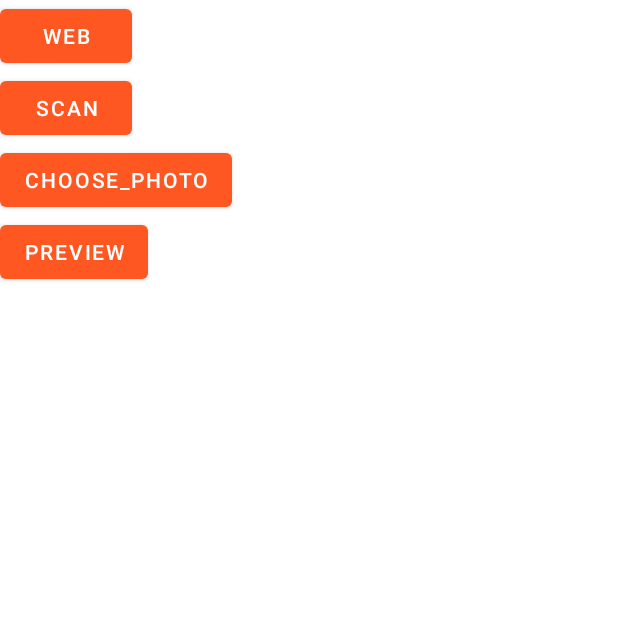
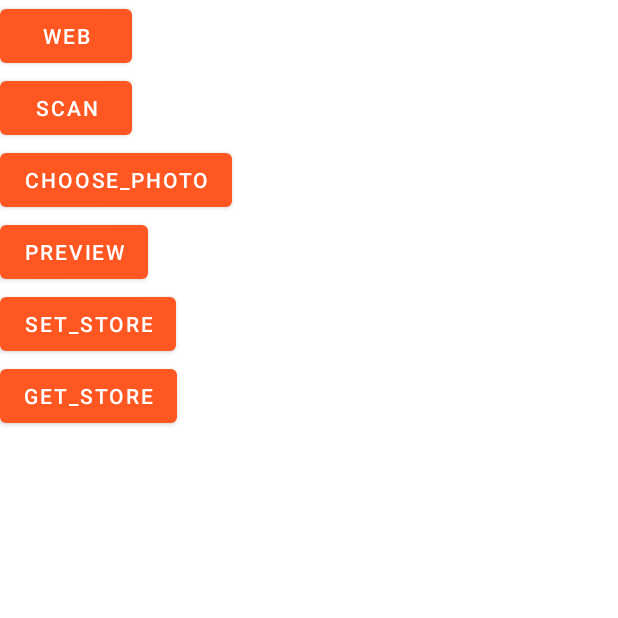
Before and after one commit to INTKILOW/JetpackBase, an Android app: the screen it shows after launch (MainActivity), on a phone screen of 412 x 824 dp, the top half of it. Run offline under Robolectric (Android 15) with nearby library versions, the phone set to English and light mode, and no system bars; our stand-ins replace data binding, navigation-ui; 1 statement that could not run was skipped.

Commit message:
1、添加log块打印 2、添加本地存储

```diff
--- a/app/src/main/java/top/intkilow/jetpackbase/pages/main/MainPage.kt
+++ b/app/src/main/java/top/intkilow/jetpackbase/pages/main/MainPage.kt
@@ -5,18 +5,25 @@ import android.util.Log
 import android.view.LayoutInflater
 import android.view.View
 import android.view.ViewGroup
+import androidx.datastore.preferences.createDataStore
 import androidx.fragment.app.Fragment
+import androidx.fragment.app.viewModels
+import androidx.lifecycle.viewModelScope
 import androidx.navigation.fragment.findNavController
 import top.intkilow.architecture.nav.NavControllerHelper
+import top.intkilow.architecture.network.NetWorkManager
+import top.intkilow.architecture.utils.DataStoreUtil
 import top.intkilow.architecture.utils.LogUtil
 import top.intkilow.architecture.utils.setOnClickDebounced
 import top.intkilow.feat.constant.*
 import top.intkilow.feat.page.photo.choose.CHOOSE_PHOTO_RESULT_DATA
+import top.intkilow.feat.page.qr.SCAN_RESULT_DATA
 import top.intkilow.feat.vo.PhotoVO
 import top.intkilow.jetpackbase.R
 import top.intkilow.jetpackbase.databinding.AppMainBinding
 
 class MainPage : Fragment() {
+    private val  mainModel: MainModel by viewModels()
     override fun onCreateView(
         inflater: LayoutInflater,
         container: ViewGroup?,
@@ -30,7 +37,15 @@ class MainPage : Fragment() {
             CHOOSE_PHOTO_RESULT_DATA,
             result = {
 
-                LogUtil.e(it,"66666")
+                LogUtil.e(it, "66666")
+            },
+            viewLifecycleOwner
+        )
+        NavControllerHelper.getSavedStateHandle<String>(
+            this,
+            SCAN_RESULT_DATA,
+            result = {
+                LogUtil.e(it, "66666")
             },
             viewLifecycleOwner
         )
@@ -93,8 +108,23 @@ class MainPage : Fragment() {
                 }, NavControllerHelper.getNavOptions()
             )
         }
+        binding.set.setOnClickDebounced {
+            mainModel.setDataStore()
+        }
+        binding.get.setOnClickDebounced {
+            mainModel.getDataStore()
+        }
 
+        LogUtil.block {
+            LogUtil.e("0000000000000000")
+            LogUtil.e("111111")
+            LogUtil.e("22222")
+            LogUtil.e("333")
+        }
 
         return binding.root
     }
+
+
+
 }
--- /dev/null
+++ b/app/src/main/java/top/intkilow/jetpackbase/vo/Test.kt
@@ -0,0 +1,3 @@
+package top.intkilow.jetpackbase.vo
+
+data class Test(var name:String,var phone:String)
--- a/app/src/main/res/layout/app_main.xml
+++ b/app/src/main/res/layout/app_main.xml
@@ -41,5 +41,22 @@
             android:text="PREVIEW"
             app:layout_constraintStart_toStartOf="parent"
             app:layout_constraintTop_toTopOf="parent" />
+
+
+        <Button
+            android:id="@+id/set"
+            android:layout_width="wrap_content"
+            android:layout_height="wrap_content"
+            android:text="SET_STORE"
+            app:layout_constraintStart_toStartOf="parent"
+            app:layout_constraintTop_toTopOf="parent" />
+
+        <Button
+            android:id="@+id/get"
+            android:layout_width="wrap_content"
+            android:layout_height="wrap_content"
+            android:text="GET_STORE"
+            app:layout_constraintStart_toStartOf="parent"
+            app:layout_constraintTop_toTopOf="parent" />
     </LinearLayout>
 </layout>
--- a/architecture/src/main/java/top/intkilow/architecture/utils/LogUtil.kt
+++ b/architecture/src/main/java/top/intkilow/architecture/utils/LogUtil.kt
@@ -25,6 +25,19 @@ class LogUtil {
         fun <T> e(msg: T, tag: String = "") {
             log(4, msg, message = tag)
         }
+
+
+        fun block(call: () -> Unit) {
+            if (!BuildConfig.DEBUG) {
+                return
+            }
+            try {
+                call.invoke()
+            } catch (e: Exception) {
+                e.printStackTrace()
+            }
+        }
+
 
         private fun <T> log(
             type: Int,
```
Also changed, not shown: app/src/main/java/top/intkilow/jetpackbase/pages/main/MainModel.kt (added, +40 -0 lines), architecture/src/main/java/top/intkilow/architecture/utils/DataStoreUtil.kt (+23 -0 lines), feat/src/main/java/top/intkilow/feat/page/qr/QRScanPage.kt (+8 -10 lines), 1 other file.
